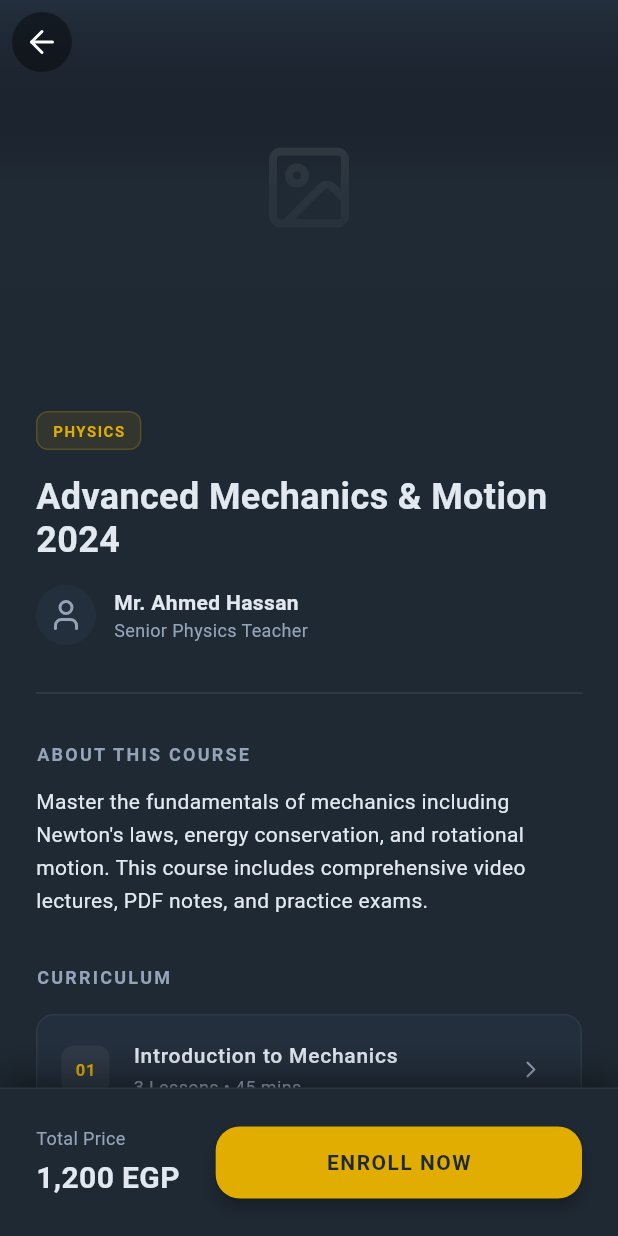
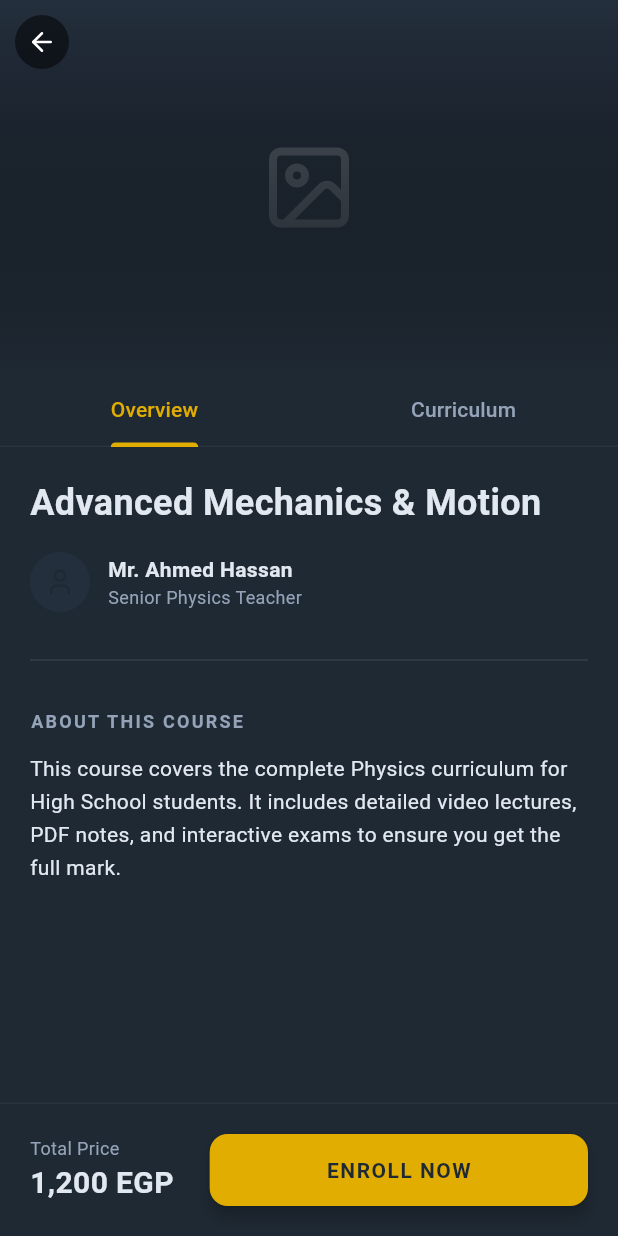
Before and after one commit to aw4788260/Flutter-pp, a Flutter app: the CourseDetailsScreen screen opened directly, on a phone screen of 412 x 824 dp. Run offline on Flutter 3.47's test engine with Material 3 defaults, Android fonts, the phone set to English and light mode, and no system bars; our stand-ins replace firebase_core, firebase_crashlytics, google_fonts, lucide_icons; accounts and stored records are empty; generated files the repository leaves out were written again.

Commit message:
Refactor CourseDetailsScreen to use StatefulWidget

```diff
--- a/lib/presentation/screens/course_details_screen.dart
+++ b/lib/presentation/screens/course_details_screen.dart
@@ -1,10 +1,30 @@
 import 'package:flutter/material.dart';
 import 'package:lucide_icons/lucide_icons.dart';
 import '../../core/constants/app_colors.dart';
+import '../../data/models/chapter_model.dart'; // استيراد البيانات
+import '../widgets/chapter_accordion.dart'; // استيراد الودجت
 
-class CourseDetailsScreen extends StatelessWidget {
-  // يمكن تمرير كائن الكورس هنا لاحقاً
+class CourseDetailsScreen extends StatefulWidget {
   const CourseDetailsScreen({super.key});
+
+  @override
+  State<CourseDetailsScreen> createState() => _CourseDetailsScreenState();
+}
+
+class _CourseDetailsScreenState extends State<CourseDetailsScreen> with SingleTickerProviderStateMixin {
+  late TabController _tabController;
+
+  @override
+  void initState() {
+    super.initState();
+    _tabController = TabController(length: 2, vsync: this);
+  }
+
+  @override
+  void dispose() {
+    _tabController.dispose();
+    super.dispose();
+  }
 
   @override
   Widget build(BuildContext context) {
@@ -12,43 +32,35 @@ class CourseDetailsScreen extends StatelessWidget {
       backgroundColor: AppColors.backgroundPrimary,
       body: Stack(
         children: [
-          CustomScrollView(
-            slivers: [
-              // 1. شريط التطبيق العلوي المتحرك مع الصورة
+          NestedScrollView(
+            headerSliverBuilder: (context, innerBoxIsScrolled) {
+              return [
                 SliverAppBar(
                   expandedHeight: 250.0,
-                floating: false,
                   pinned: true,
                   backgroundColor: AppColors.backgroundPrimary,
-                leading: Container(
-                  margin: const EdgeInsets.all(8),
-                  decoration: BoxDecoration(
-                    color: Colors.black.withOpacity(0.4),
-                    shape: BoxShape.circle,
+                  leading: IconButton(
+                    icon: Container(
+                      padding: const EdgeInsets.all(8),
+                      decoration: BoxDecoration(color: Colors.black.withOpacity(0.5), shape: BoxShape.circle),
+                      child: const Icon(LucideIcons.arrowLeft, color: Colors.white, size: 20),
                     ),
-                  child: IconButton(
-                    icon: const Icon(LucideIcons.arrowLeft, color: Colors.white),
                     onPressed: () => Navigator.pop(context),
-                  ),
                   ),
                   flexibleSpace: FlexibleSpaceBar(
                     background: Stack(
                       fit: StackFit.expand,
                       children: [
-                      // صورة الكورس (Placeholder)
+                        // صورة الكورس
                         Container(color: AppColors.backgroundSecondary),
                         const Center(child: Icon(LucideIcons.image, size: 64, color: Colors.white24)),
-                      // تدرج لوني لدمج الصورة مع المحتوى
+                        // تدرج لوني
                         Container(
                           decoration: BoxDecoration(
                             gradient: LinearGradient(
                               begin: Alignment.topCenter,
                               end: Alignment.bottomCenter,
-                            colors: [
-                              Colors.transparent,
-                              AppColors.backgroundPrimary.withOpacity(0.8),
-                              AppColors.backgroundPrimary,
-                            ],
+                              colors: [Colors.transparent, AppColors.backgroundPrimary],
                             ),
                           ),
                         ),
@@ -57,184 +69,67 @@ class CourseDetailsScreen extends StatelessWidget {
                   ),
                 ),
 
-              // 2. محتوى تفاصيل الكورس
-              SliverToBoxAdapter(
-                child: Padding(
-                  padding: const EdgeInsets.all(24.0),
-                  child: Column(
-                    crossAxisAlignment: CrossAxisAlignment.start,
-                    children: [
-                      // Badge
-                      Container(
-                        padding: const EdgeInsets.symmetric(horizontal: 10, vertical: 5),
-                        decoration: BoxDecoration(
-                          color: AppColors.accentYellow.withOpacity(0.1),
-                          borderRadius: BorderRadius.circular(8),
-                          border: Border.all(color: AppColors.accentYellow.withOpacity(0.2)),
-                        ),
-                        child: const Text(
-                          "PHYSICS",
-                          style: TextStyle(
-                            color: AppColors.accentYellow,
-                            fontSize: 10,
-                            fontWeight: FontWeight.bold,
-                            letterSpacing: 1.0,
+                // شريط التبويبات (Sticky TabBar)
+                SliverPersistentHeader(
+                  delegate: _SliverAppBarDelegate(
+                    TabBar(
+                      controller: _tabController,
+                      labelColor: AppColors.accentYellow,
+                      unselectedLabelColor: AppColors.textSecondary,
+                      indicatorColor: AppColors.accentYellow,
+                      dividerColor: Colors.white.withOpacity(0.05),
+                      tabs: const [
+                        Tab(text: "Overview"),
+                        Tab(text: "Curriculum"),
+                      ],
                     ),
                   ),
+                  pinned: true,
                 ),
-                      const SizedBox(height: 16),
+              ];
+            },
+            // محتوى التبويبات
+            body: TabBarView(
+              controller: _tabController,
+              children: [
+                // 1. Overview Tab
+                _buildOverviewTab(),
 
-                      // Title
-                      const Text(
-                        "Advanced Mechanics & Motion 2024",
-                        style: TextStyle(
-                          fontSize: 24,
-                          fontWeight: FontWeight.bold,
-                          color: AppColors.textPrimary,
-                          height: 1.2,
-                        ),
-                      ),
-                      const SizedBox(height: 16),
-
-                      // Instructor Info
-                      Row(
-                        children: [
-                          const CircleAvatar(
-                            radius: 20,
-                            backgroundColor: AppColors.backgroundSecondary,
-                            child: Icon(LucideIcons.user, color: AppColors.textSecondary),
-                          ),
-                          const SizedBox(width: 12),
-                          Column(
-                            crossAxisAlignment: CrossAxisAlignment.start,
-                            children: const [
-                              Text(
-                                "Mr. Ahmed Hassan",
-                                style: TextStyle(
-                                  color: AppColors.textPrimary,
-                                  fontWeight: FontWeight.bold,
-                                  fontSize: 14,
-                                ),
-                              ),
-                              Text(
-                                "Senior Physics Teacher",
-                                style: TextStyle(
-                                  color: AppColors.textSecondary,
-                                  fontSize: 12,
-                                ),
-                              ),
+                // 2. Curriculum Tab (المحتوى)
+                _buildCurriculumTab(),
               ],
-                          ),
-                        ],
-                      ),
-
-                      const SizedBox(height: 24),
-                      const Divider(color: Colors.white10),
-                      const SizedBox(height: 24),
-
-                      // Description
-                      const Text(
-                        "ABOUT THIS COURSE",
-                        style: TextStyle(
-                          color: AppColors.textSecondary,
-                          fontSize: 12,
-                          fontWeight: FontWeight.bold,
-                          letterSpacing: 1.5,
-                        ),
-                      ),
-                      const SizedBox(height: 12),
-                      const Text(
-                        "Master the fundamentals of mechanics including Newton's laws, energy conservation, and rotational motion. This course includes comprehensive video lectures, PDF notes, and practice exams.",
-                        style: TextStyle(
-                          color: AppColors.textPrimary,
-                          fontSize: 14,
-                          height: 1.6,
             ),
           ),
 
-                      const SizedBox(height: 32),
-
-                      // Curriculum Section
-                      const Text(
-                        "CURRICULUM",
-                        style: TextStyle(
-                          color: AppColors.textSecondary,
-                          fontSize: 12,
-                          fontWeight: FontWeight.bold,
-                          letterSpacing: 1.5,
-                        ),
-                      ),
-                      const SizedBox(height: 16),
-
-                      // Chapters List (Example)
-                      _buildChapterItem("01", "Introduction to Mechanics", "3 Lessons • 45 mins"),
-                      _buildChapterItem("02", "Newton's Laws", "5 Lessons • 120 mins"),
-                      _buildChapterItem("03", "Work & Energy", "4 Lessons • 90 mins"),
-
-                      const SizedBox(height: 100), // مسافة للزر العائم
-                    ],
-                  ),
-                ),
-              ),
-            ],
-          ),
-
-          // 3. زر الاشتراك العائم في الأسفل
+          // زر الاشتراك العائم (Bottom Bar)
           Positioned(
-            bottom: 0,
-            left: 0,
-            right: 0,
+            bottom: 0, left: 0, right: 0,
             child: Container(
-              padding: const EdgeInsets.all(24),
+              padding: const EdgeInsets.all(20),
               decoration: BoxDecoration(
                 color: AppColors.backgroundPrimary,
                 border: Border(top: BorderSide(color: Colors.white.withOpacity(0.05))),
-                boxShadow: [
-                  BoxShadow(
-                    color: Colors.black.withOpacity(0.5),
-                    blurRadius: 20,
-                    offset: const Offset(0, -5),
-                  ),
-                ],
               ),
               child: Row(
                 children: [
                   Column(
                     crossAxisAlignment: CrossAxisAlignment.start,
                     children: const [
-                      Text(
-                        "Total Price",
-                        style: TextStyle(color: AppColors.textSecondary, fontSize: 12),
-                      ),
-                      SizedBox(height: 4),
-                      Text(
-                        "1,200 EGP",
-                        style: TextStyle(
-                          color: AppColors.textPrimary,
-                          fontSize: 20,
-                          fontWeight: FontWeight.bold,
-                        ),
-                      ),
+                      Text("Total Price", style: TextStyle(color: AppColors.textSecondary, fontSize: 12)),
+                      Text("1,200 EGP", style: TextStyle(color: AppColors.textPrimary, fontSize: 20, fontWeight: FontWeight.bold)),
                     ],
                   ),
                   const SizedBox(width: 24),
                   Expanded(
                     child: ElevatedButton(
-                      onPressed: () {
-                        // Action: Add to cart or Enroll
-                      },
+                      onPressed: () {},
                       style: ElevatedButton.styleFrom(
                         backgroundColor: AppColors.accentYellow,
                         foregroundColor: AppColors.backgroundPrimary,
                         padding: const EdgeInsets.symmetric(vertical: 16),
-                        shape: RoundedRectangleBorder(
-                          borderRadius: BorderRadius.circular(16),
+                        shape: RoundedRectangleBorder(borderRadius: BorderRadius.circular(12)),
                       ),
-                      ),
-                      child: const Text(
-                        "ENROLL NOW",
-                        style: TextStyle(fontWeight: FontWeight.bold),
-                      ),
+                      child: const Text("ENROLL NOW", style: TextStyle(fontWeight: FontWeight.bold)),
                     ),
                   ),
                 ],
@@ -246,37 +141,78 @@ class CourseDetailsScreen extends StatelessWidget {
     );
   }
 
-  Widget _buildChapterItem(String number, String title, String subtitle) {
-    return Container(
-      margin: const EdgeInsets.only(bottom: 12),
-      decoration: BoxDecoration(
-        color: AppColors.backgroundSecondary,
-        borderRadius: BorderRadius.circular(12),
-        border: Border.all(color: Colors.white.withOpacity(0.05)),
+  // محتوى تبويب "نظرة عامة"
+  Widget _buildOverviewTab() {
+    return SingleChildScrollView(
+      padding: const EdgeInsets.fromLTRB(20, 20, 20, 100), // مسافة للزر السفلي
+      child: Column(
+        crossAxisAlignment: CrossAxisAlignment.start,
+        children: [
+          // Title & Instructor
+          const Text(
+            "Advanced Mechanics & Motion",
+            style: TextStyle(fontSize: 24, fontWeight: FontWeight.bold, color: AppColors.textPrimary),
           ),
-      child: ListTile(
-        leading: Container(
-          width: 32, height: 32,
-          alignment: Alignment.center,
-          decoration: BoxDecoration(
-            color: Colors.white.withOpacity(0.05),
-            borderRadius: BorderRadius.circular(8),
+          const SizedBox(height: 16),
+          Row(
+            children: [
+              const CircleAvatar(radius: 20, backgroundColor: AppColors.backgroundSecondary, child: Icon(LucideIcons.user, size: 20)),
+              const SizedBox(width: 12),
+              Column(
+                crossAxisAlignment: CrossAxisAlignment.start,
+                children: const [
+                  Text("Mr. Ahmed Hassan", style: TextStyle(color: AppColors.textPrimary, fontWeight: FontWeight.bold)),
+                  Text("Senior Physics Teacher", style: TextStyle(color: AppColors.textSecondary, fontSize: 12)),
+                ],
               ),
-          child: Text(
-            number,
-            style: const TextStyle(color: AppColors.accentYellow, fontWeight: FontWeight.bold),
+            ],
           ),
+          const SizedBox(height: 24),
+          const Divider(color: Colors.white10),
+          const SizedBox(height: 24),
+
+          // Description
+          const Text("ABOUT THIS COURSE", style: TextStyle(color: AppColors.textSecondary, fontSize: 12, fontWeight: FontWeight.bold, letterSpacing: 1.5)),
+          const SizedBox(height: 12),
+          const Text(
+            "This course covers the complete Physics curriculum for High School students. It includes detailed video lectures, PDF notes, and interactive exams to ensure you get the full mark.",
+            style: TextStyle(color: AppColors.textPrimary, height: 1.6),
           ),
-        title: Text(
-          title,
-          style: const TextStyle(color: AppColors.textPrimary, fontSize: 14, fontWeight: FontWeight.w500),
-        ),
-        subtitle: Text(
-          subtitle,
-          style: const TextStyle(color: AppColors.textSecondary, fontSize: 12),
-        ),
-        trailing: const Icon(LucideIcons.chevronRight, color: AppColors.textSecondary, size: 18),
+        ],
       ),
     );
   }
+
+  // محتوى تبويب "المنهج"
+  Widget _buildCurriculumTab() {
+    return ListView.builder(
+      padding: const EdgeInsets.fromLTRB(20, 20, 20, 100),
+      itemCount: dummyChapters.length,
+      itemBuilder: (context, index) {
+        return ChapterAccordion(chapter: dummyChapters[index], index: index);
+      },
+    );
   }
+}
+
+// كلاس مساعد لتثبيت التبويبات (Sliver Header Delegate)
+class _SliverAppBarDelegate extends SliverPersistentHeaderDelegate {
+  final TabBar _tabBar;
+  _SliverAppBarDelegate(this._tabBar);
+
+  @override
+  double get minExtent => _tabBar.preferredSize.height;
+  @override
+  double get maxExtent => _tabBar.preferredSize.height;
+
+  @override
+  Widget build(BuildContext context, double shrinkOffset, bool overlapsContent) {
+    return Container(
+      color: AppColors.backgroundPrimary, // لون خلفية الشريط عند التمرير
+      child: _tabBar,
+    );
+  }
+
+  @override
+  bool shouldRebuild(_SliverAppBarDelegate oldDelegate) => false;
+}
```
Lines whose indentation alone changed are shown as unchanged.
